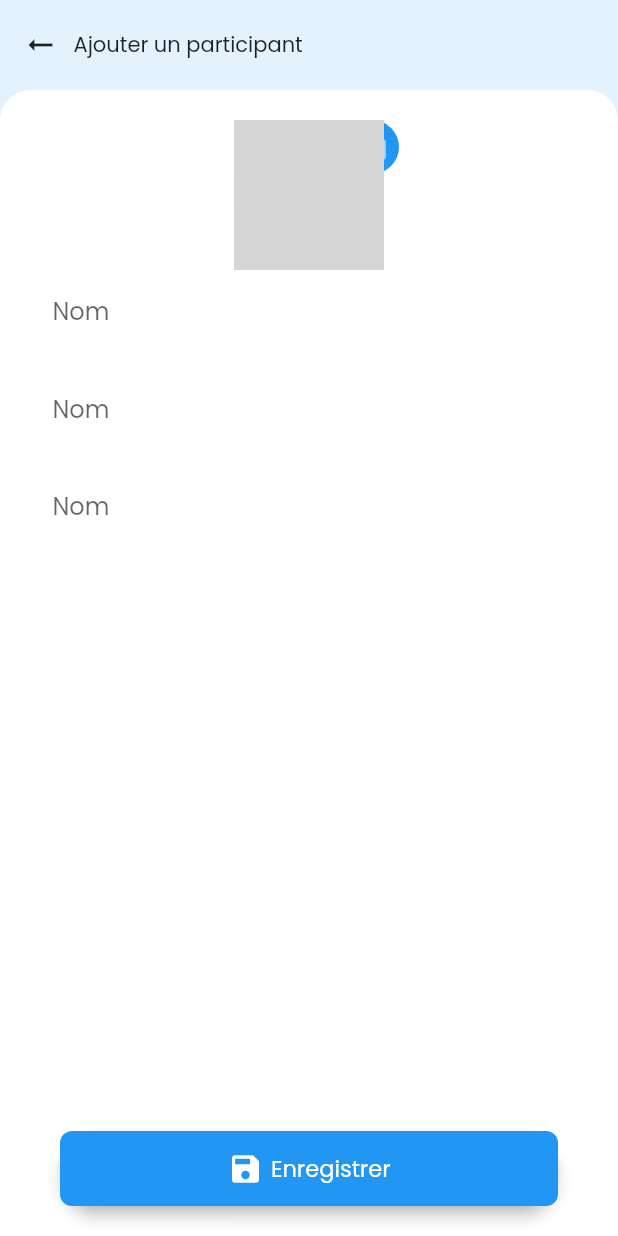
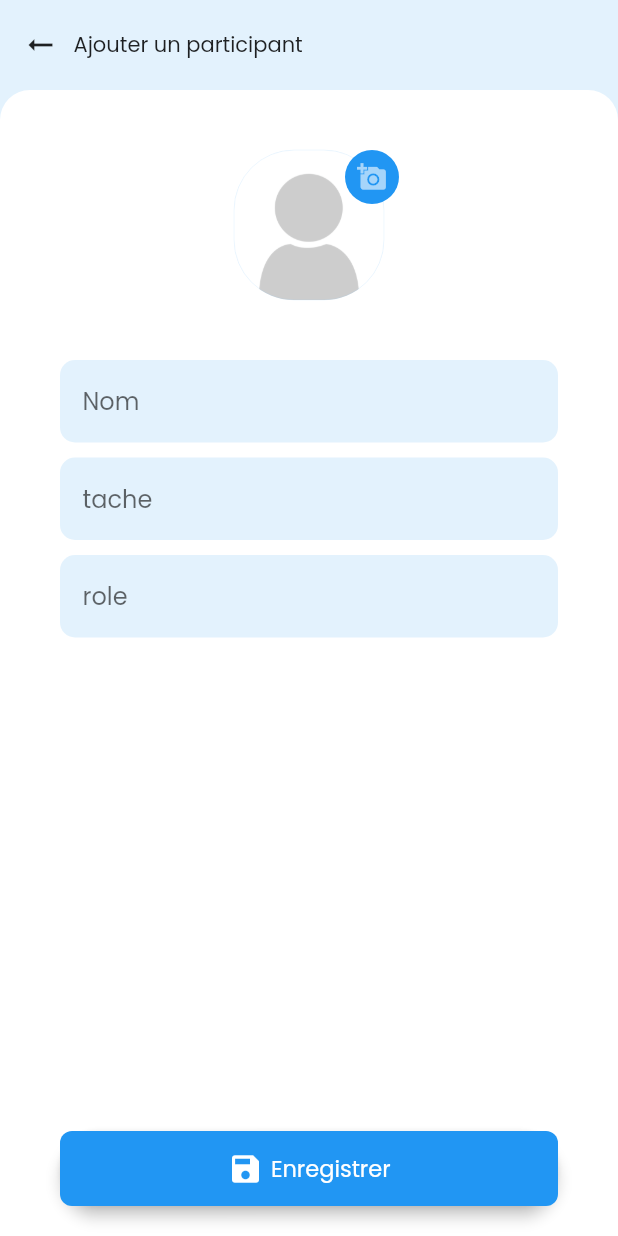
Before and after one commit to Optimus-ged/test_project, a Flutter app: the AddParticipant screen opened directly, on a phone screen of 412 x 824 dp. Run offline on Flutter 3.47's test engine with Material 2 defaults, Android fonts, the phone set to English and light mode, and no system bars; our stand-ins replace bloc, equatable, flutter_bloc, fluttertoast, get_it, image_picker and 1 more; accounts and stored records are empty; grey boxes are pictures that could not be loaded.

Commit message:
add participant page created successfully

```diff
--- a/lib/ui/screens/add_participant_page.dart
+++ b/lib/ui/screens/add_participant_page.dart
@@ -1,4 +1,3 @@
-import 'package:ackaton_manage/constants/theme.dart';
 import 'package:flutter/material.dart';
 import 'package:image_picker/image_picker.dart';
 import 'dart:io' as io;
@@ -84,9 +83,9 @@ class _AddParticipantState extends State<AddParticipant> {
                     crossAxisAlignment: CrossAxisAlignment.start,
                     children: [
                       _customAvatar(),
-                      _loginInput(color: Colors.white, hint: 'Nom'),
-                      _loginInput(color: Colors.white, hint: 'Nom'),
-                      _loginInput(color: Colors.white, hint: 'Nom')
+                      _loginInput(color: Colors.blue[50], hint: 'Nom'),
+                      _loginInput(color: Colors.blue[50], hint: 'tache'),
+                      _loginInput(color: Colors.blue[50], hint: 'role')
                     ],
                   ),
                 ),
@@ -102,6 +101,7 @@ class _AddParticipantState extends State<AddParticipant> {
   _customAvatar() {
     return Container(
       // color: Colors.green,
+      margin: EdgeInsets.only(bottom: 40, top: 20),
       child: Align(
         alignment: Alignment.center,
         child: Container(
@@ -119,7 +119,7 @@ class _AddParticipantState extends State<AddParticipant> {
                           borderRadius: BorderRadius.circular(40),
                           color: Colors.blue[50],
                           border: Border.all(
-                            color: CustomTheme.greyColor,
+                            color: Colors.blue[200],
                             width: 0.1,
                           ),
                           image: DecorationImage(
@@ -174,7 +174,7 @@ class _AddParticipantState extends State<AddParticipant> {
       VoidCallback onTap,
       TextEditingController controller}) {
     return Padding(
-      padding: const EdgeInsets.only(bottom: 10),
+      padding: const EdgeInsets.only(bottom: 10, left: 20, right: 20),
       child: Container(
         height: 55,
         alignment: Alignment.center,
```
Also changed, not shown: lib/ui/screens/mission_details.dart (+9 -1 lines), assets/images/noAvatar.png (added).
